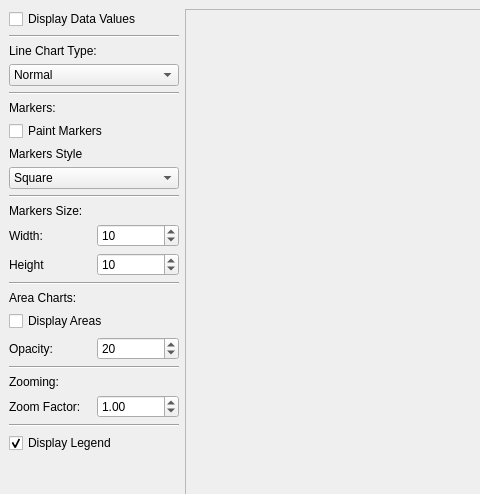
First picture: the form in examples/Axis/Parameters/mainwindow.ui, repository KDAB/KDChart, before the edit; both pictures show x 0 to 480 and y 0 to 494 of the 735 by 680 pixel window.
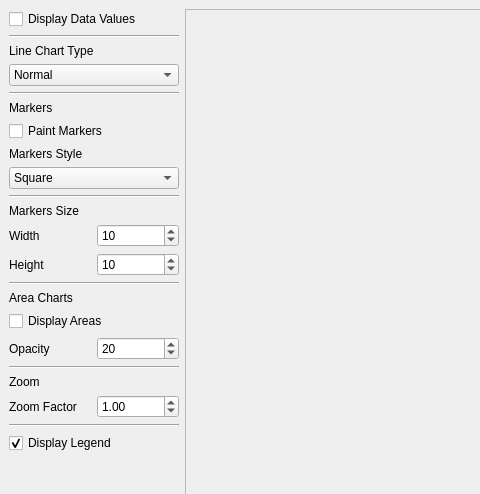
Second picture: the form after the edit. Icons and pictures are not drawn.

```diff
--- a/examples/Axis/Parameters/mainwindow.ui
+++ b/examples/Axis/Parameters/mainwindow.ui
@@ -117,7 +117,7 @@
        <item>
         <widget class="QLabel" name="lineTypeLB">
          <property name="text">
-          <string>Line Chart Type:</string>
+          <string>Line Chart Type</string>
          </property>
         </widget>
        </item>
@@ -160,7 +160,7 @@
        <item>
         <widget class="QLabel" name="markersLB">
          <property name="text">
-          <string>Markers:</string>
+          <string>Markers</string>
          </property>
         </widget>
        </item>
@@ -247,7 +247,7 @@
        <item>
         <widget class="QLabel" name="markersSizeLB">
          <property name="text">
-          <string>Markers Size:</string>
+          <string>Markers Size</string>
          </property>
         </widget>
        </item>
@@ -270,7 +270,7 @@
            <item>
             <widget class="QLabel" name="markersWidthLB">
              <property name="text">
-              <string>Width:</string>
+              <string>Width</string>
              </property>
             </widget>
            </item>
@@ -329,7 +329,7 @@
        <item>
         <widget class="QLabel" name="AreaChartLB">
          <property name="text">
-          <string>Area Charts:</string>
+          <string>Area Charts</string>
          </property>
         </widget>
        </item>
@@ -351,7 +351,7 @@
          <item>
           <widget class="QLabel" name="transparencyLB">
            <property name="text">
-            <string>Opacity:</string>
+            <string>Opacity</string>
            </property>
           </widget>
          </item>
@@ -387,7 +387,7 @@
        <item>
         <widget class="QLabel" name="zoomingLB">
          <property name="text">
-          <string>Zooming:</string>
+          <string>Zoom</string>
          </property>
         </widget>
        </item>
@@ -402,7 +402,7 @@
          <item>
           <widget class="QLabel" name="zoomFactorLB">
            <property name="text">
-            <string>Zoom Factor:</string>
+            <string>Zoom Factor</string>
            </property>
           </widget>
          </item>
```
